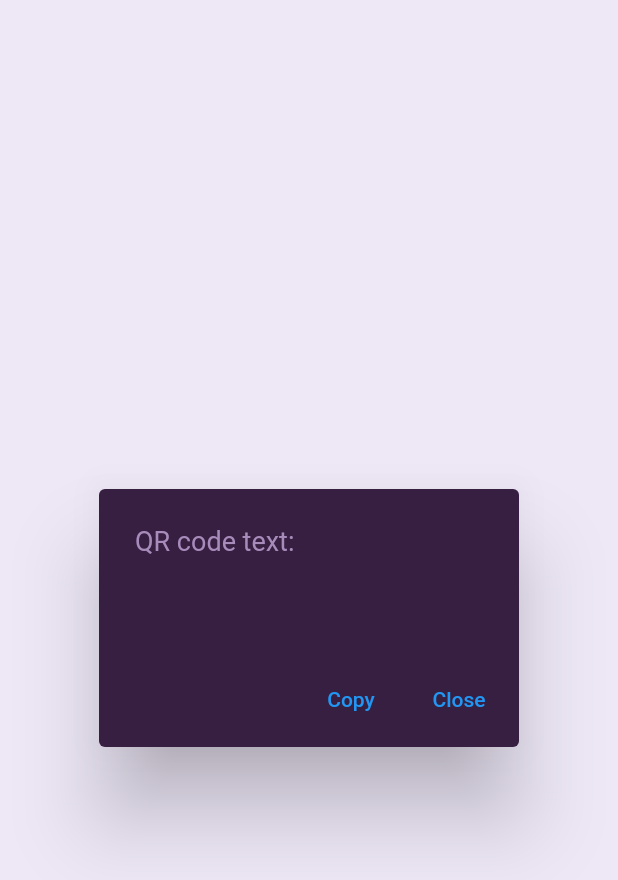
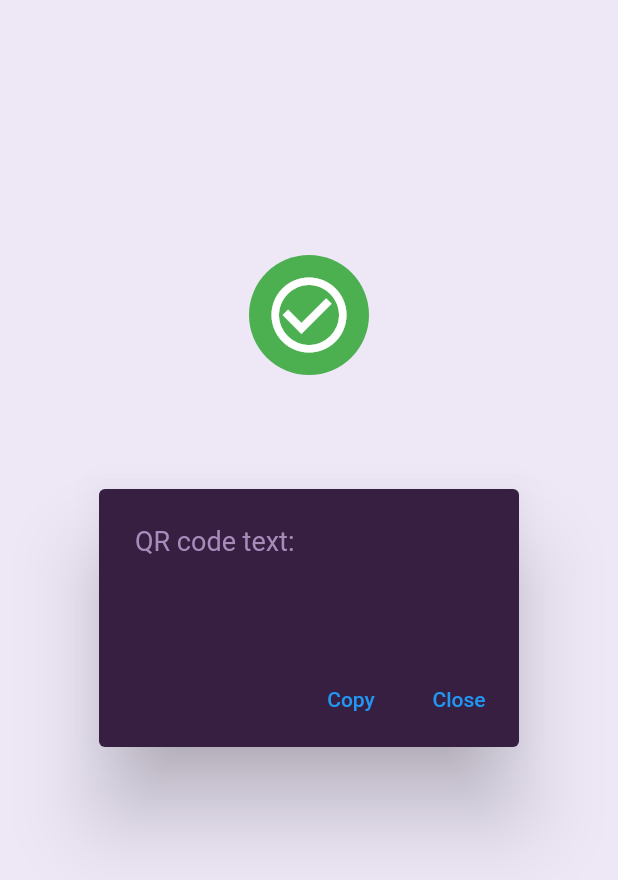
Before and after one commit to IzzahSo/secqrv3, a Flutter app: the CustomDialog widget shown alone on an empty page, opened directly with empty values, on a phone screen of 412 x 824 dp. Shown: the top 880 px of the screen. Run offline on Flutter 3.47's test engine with Material 2 defaults, Android fonts, the phone set to English and light mode, and no system bars; our stand-ins replace cloud_firestore, dio, equatable, flutter_bloc, flutter_snake_navigationbar, flutter_svg and 5 more; missing offline and left inert: encrypt, qr_code_scanner, qr_code_tools; accounts and stored records are empty.

```diff
--- a/lib/views/screens/url/url_screen.dart
+++ b/lib/views/screens/url/url_screen.dart
@@ -3,7 +3,6 @@
 import 'package:flutter/material.dart';
 import 'package:flutter_bloc/flutter_bloc.dart';
 import 'package:flutter_svg/flutter_svg.dart';
-import 'package:secqrv3/views/viewmodel/bloc_export.dart';
 import 'package:secqrv3/views/viewmodel/bloc/url_scan_bloc.dart';
 import 'package:secqrv3/views/widgets/components/SizeConfig.dart';
 import 'package:secqrv3/views/widgets/snake_navigation_bar.dart';
--- a/lib/views/viewmodel/bloc/url_scan_bloc.dart
+++ b/lib/views/viewmodel/bloc/url_scan_bloc.dart
@@ -1,7 +1,6 @@
 // ignore_for_file: prefer_final_fields
 
 import 'package:flutter_bloc/flutter_bloc.dart';
-import 'package:secqrv3/views/viewmodel/bloc_export.dart';
 import 'package:secqrv3/services/url_scan_service.dart';
 import 'package:secqrv3/views/viewmodel/events/url_scan_event.dart';
 import 'package:secqrv3/views/viewmodel/states/url_scan_state.dart';
--- a/lib/views/widgets/custom_dialog.dart
+++ /dev/null
@@ -1,47 +0,0 @@
-import 'package:flutter/material.dart';
-import 'package:flutter/services.dart';
-import 'package:url_launcher/url_launcher.dart';
-
-class CustomDialog extends StatelessWidget {
-  final String qrcodeText;
-  final bool canLaunchQrCodeText;
-  final Future<void> Function() resumeCamera;
-  const CustomDialog(
-      this.qrcodeText, this.canLaunchQrCodeText, this.resumeCamera);
-
-  void copyQrCodeTextToClipboard(BuildContext context) {
-    Clipboard.setData(ClipboardData(text: qrcodeText));
-    ScaffoldMessenger.of(context).removeCurrentSnackBar();
-    ScaffoldMessenger.of(context).showSnackBar(const SnackBar(
-        content: Text('QR code text copied to clipboard!'),
-        duration: Duration(milliseconds: 2500)));
-  }
-
-  void launchUrlFromQrCodeText() async {
-    await launch(qrcodeText);
-  }
-
-  void dismissCustomDialog(BuildContext context) async {
-    Navigator.pop(context, null);
-    await resumeCamera();
-  }
-
-  @override
-  Widget build(BuildContext context) {
-    return AlertDialog(
-        scrollable: true,
-        title: const Text('QR code text:'),
-        content: Text(qrcodeText),
-        actions: <TextButton>[
-          TextButton(
-              onPressed: () => copyQrCodeTextToClipboard(context),
-              child: const Text('Copy')),
-          if (canLaunchQrCodeText)
-            TextButton(
-                onPressed: launchUrlFromQrCodeText, child: const Text('Open')),
-          TextButton(
-              onPressed: () => dismissCustomDialog(context),
-              child: const Text('Close'))
-        ]);
-  }
-}
--- /dev/null
+++ b/lib/views/widgets/custom_dialog/custom_dialog.dart
@@ -0,0 +1,95 @@
+
+
+import 'package:flutter/material.dart';
+import 'package:flutter/services.dart';
+import 'package:flutter_bloc/flutter_bloc.dart';
+import 'package:secqrv3/models/url_scan_report.dart';
+import 'package:secqrv3/services/url_scan_service.dart';
+import 'package:secqrv3/views/viewmodel/bloc/url_scan_bloc.dart';
+import 'package:secqrv3/views/viewmodel/states/url_scan_state.dart';
+import 'package:secqrv3/views/widgets/components/output_text.dart';
+import 'package:url_launcher/url_launcher.dart';
+
+class CustomDialog extends StatelessWidget {
+  final String qrcodeText;
+  final bool canLaunchQrCodeText;
+  final Future<void> Function() resumeCamera;
+
+
+  const CustomDialog(
+      this.qrcodeText, this.canLaunchQrCodeText, this.resumeCamera,);
+
+  void copyQrCodeTextToClipboard(BuildContext context) {
+    Clipboard.setData(ClipboardData(text: qrcodeText));
+    ScaffoldMessenger.of(context).removeCurrentSnackBar();
+    ScaffoldMessenger.of(context).showSnackBar(const SnackBar(
+        content: Text('QR code text copied to clipboard!'),
+        duration: Duration(milliseconds: 2500)));
+  }
+
+  void launchUrlFromQrCodeText() async {
+    await launch(qrcodeText);
+  }
+
+  void dismissCustomDialog(BuildContext context) async {
+    Navigator.pop(context, null);
+    await resumeCamera();
+  }
+
+  @override
+  Widget build(BuildContext context) {
+    return Stack(
+      overflow: Overflow.visible,
+      alignment: Alignment.center,
+      children: [
+        AlertDialog(
+          scrollable: true,
+          title: const Text("QR code text:"),
+          content: Text(qrcodeText) ,
+          actions: <TextButton>[
+            TextButton(
+              onPressed: () => copyQrCodeTextToClipboard(context),
+              child: const Text('Copy')),
+          if (canLaunchQrCodeText)
+            TextButton(
+                onPressed: launchUrlFromQrCodeText,
+                child: const Text('Open')),
+          TextButton(
+              onPressed: () => dismissCustomDialog(context),
+              child: const Text('Close'))
+        ]),
+        Positioned(
+          top: 170,
+          child: CircleAvatar(
+            backgroundColor: Colors.green,
+            radius: 40,
+            child: Icon(
+              Icons.check_circle_outline,
+              color: Colors.white,
+              size: 60,
+            ),
+          )
+        ),
+      ],
+    );
+
+
+    // return AlertDialog(
+    //   scrollable: true,
+    //   title: const Text('QR code text:'),
+    //   content: Text(qrcodeText),
+    //   actions: <TextButton>[
+    //     TextButton(
+    //         onPressed: () => copyQrCodeTextToClipboard(context),
+    //         child: const Text('Copy')),
+    //     if (canLaunchQrCodeText)
+    //       TextButton(
+    //           onPressed: launchUrlFromQrCodeText,
+    //           child: const Text('Open')),
+    //     TextButton(
+    //         onPressed: () => dismissCustomDialog(context),
+    //         child: const Text('Close'))
+    //   ]);
+
+  }
+}
```
Also changed, not shown: lib/repository/database_serv.dart (added, +45 -0 lines), lib/views/screens/scan_screen.dart (+23 -2 lines), lib/views/screens/url/components/body.dart (+18 -3 lines), lib/views/widgets/custom_dialog/warning_dialog.dart (added, +86 -0 lines), lib/views/viewmodel/bloc_export.dart (deleted).
